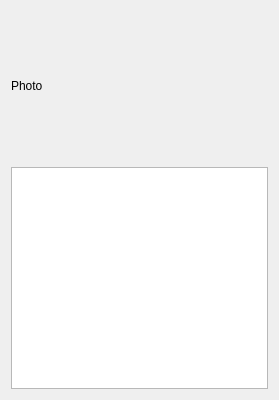
The window that GeoStation_Projet/pharmaciemozaicwidget.ui (SoheibBiga/GeoStation) describes before a commit, drawn with Qt 5.
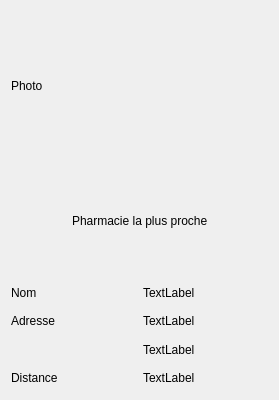
The same window after the commit. Custom widgets are drawn as their Qt base class.

Commit message: Modification dans pharmacieMozaicWidget

```diff
--- a/GeoStation_Projet/pharmaciemozaicwidget.ui
+++ b/GeoStation_Projet/pharmaciemozaicwidget.ui
@@ -13,9 +13,9 @@
   <property name="windowTitle">
    <string>Form</string>
   </property>
-  <layout class="QHBoxLayout" name="horizontalLayout">
+  <layout class="QHBoxLayout" name="horizontalLayout_3">
    <item>
-    <layout class="QVBoxLayout" name="verticalLayout">
+    <layout class="QVBoxLayout" name="verticalLayout_3">
      <item>
       <widget class="QLabel" name="label_photo">
        <property name="minimumSize">
@@ -30,7 +30,109 @@
       </widget>
      </item>
      <item>
-      <widget class="tableauwidget" name="tableWidget"/>
+      <layout class="QHBoxLayout" name="horizontalLayout_2">
+       <item>
+        <spacer name="horizontalSpacer_2">
+         <property name="orientation">
+          <enum>Qt::Horizontal</enum>
+         </property>
+         <property name="sizeHint" stdset="0">
+          <size>
+           <width>40</width>
+           <height>20</height>
+          </size>
+         </property>
+        </spacer>
+       </item>
+       <item>
+        <widget class="QLabel" name="label">
+         <property name="text">
+          <string>Pharmacie la plus proche</string>
+         </property>
+        </widget>
+       </item>
+       <item>
+        <spacer name="horizontalSpacer_3">
+         <property name="orientation">
+          <enum>Qt::Horizontal</enum>
+         </property>
+         <property name="sizeHint" stdset="0">
+          <size>
+           <width>40</width>
+           <height>20</height>
+          </size>
+         </property>
+        </spacer>
+       </item>
+      </layout>
+     </item>
+     <item>
+      <layout class="QHBoxLayout" name="horizontalLayout">
+       <item>
+        <layout class="QVBoxLayout" name="verticalLayout">
+         <item>
+          <widget class="QLabel" name="label_nom">
+           <property name="text">
+            <string>Nom</string>
+           </property>
+          </widget>
+         </item>
+         <item>
+          <widget class="QLabel" name="label_adresse">
+           <property name="text">
+            <string>Adresse</string>
+           </property>
+          </widget>
+         </item>
+         <item>
+          <widget class="QLabel" name="label_2">
+           <property name="text">
+            <string/>
+           </property>
+          </widget>
+         </item>
+         <item>
+          <widget class="QLabel" name="label_distance">
+           <property name="text">
+            <string>Distance</string>
+           </property>
+          </widget>
+         </item>
+        </layout>
+       </item>
+       <item>
+        <layout class="QVBoxLayout" name="verticalLayout_2">
+         <item>
+          <widget class="LabelDyn" name="label_nom2">
+           <property name="text">
+            <string>TextLabel</string>
+           </property>
+          </widget>
+         </item>
+         <item>
+          <widget class="LabelDyn" name="label_adresse2">
+           <property name="text">
+            <string>TextLabel</string>
+           </property>
+          </widget>
+         </item>
+         <item>
+          <widget class="LabelDyn" name="label_codePostal">
+           <property name="text">
+            <string>TextLabel</string>
+           </property>
+          </widget>
+         </item>
+         <item>
+          <widget class="LabelDyn" name="label_distance_2">
+           <property name="text">
+            <string>TextLabel</string>
+           </property>
+          </widget>
+         </item>
+        </layout>
+       </item>
+      </layout>
      </item>
     </layout>
    </item>
@@ -38,9 +140,9 @@
  </widget>
  <customwidgets>
   <customwidget>
-   <class>tableauwidget</class>
-   <extends>QTableWidget</extends>
-   <header>tableauwidget.h</header>
+   <class>LabelDyn</class>
+   <extends>QLabel</extends>
+   <header>labeldyn.h</header>
   </customwidget>
  </customwidgets>
  <resources/>
```
The commit also changes 3 other files.
